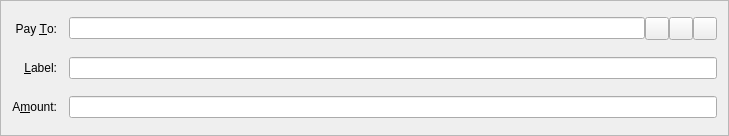
Qt form src/qt/forms/sendcoinsentry.ui (mammix2/MaiaCoin) before a commit.
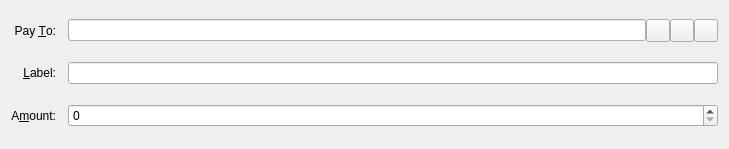
The same form after that commit. Icons and pictures are not drawn. Custom widgets are drawn as their Qt base class.

```diff
--- a/src/qt/forms/sendcoinsentry.ui
+++ b/src/qt/forms/sendcoinsentry.ui
@@ -7,17 +7,14 @@
     <x>0</x>
     <y>0</y>
     <width>729</width>
-    <height>136</height>
+    <height>149</height>
    </rect>
   </property>
   <property name="windowTitle">
    <string>Form</string>
   </property>
-  <property name="frameShape">
-   <enum>QFrame::StyledPanel</enum>
-  </property>
-  <property name="frameShadow">
-   <enum>QFrame::Sunken</enum>
+  <property name="styleSheet">
+   <string notr="true"/>
   </property>
   <layout class="QGridLayout" name="gridLayout">
    <property name="spacing">
@@ -150,17 +147,17 @@
   </layout>
  </widget>
  <customwidgets>
-  <customwidget>
-   <class>QValidatedLineEdit</class>
-   <extends>QLineEdit</extends>
-   <header>qvalidatedlineedit.h</header>
-  </customwidget>
   <customwidget>
    <class>BitcoinAmountField</class>
-   <extends>QLineEdit</extends>
+   <extends>QSpinBox</extends>
    <header>bitcoinamountfield.h</header>
    <container>1</container>
   </customwidget>
+  <customwidget>
+   <class>QValidatedLineEdit</class>
+   <extends>QLineEdit</extends>
+   <header>qvalidatedlineedit.h</header>
+  </customwidget>
  </customwidgets>
  <resources>
   <include location="../bitcoin.qrc"/>
```
